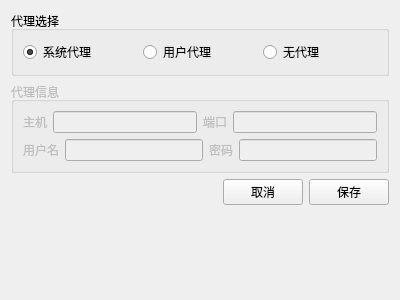
Qt form pluginmgr/widgets/tabnetproxy.ui (yjmthu/Neobox) before a commit.
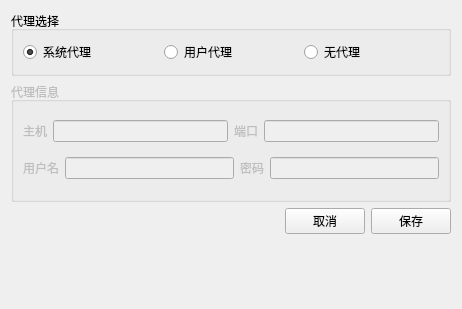
The same form after that commit.

What changed in the file:
```diff
--- a/pluginmgr/widgets/tabnetproxy.ui
+++ b/pluginmgr/widgets/tabnetproxy.ui
@@ -6,8 +6,8 @@
    <rect>
     <x>0</x>
     <y>0</y>
-    <width>400</width>
-    <height>300</height>
+    <width>462</width>
+    <height>309</height>
    </rect>
   </property>
   <property name="windowTitle">
@@ -16,6 +16,12 @@
   <layout class="QVBoxLayout" name="verticalLayout">
    <item>
     <widget class="QGroupBox" name="gBoxType">
+     <property name="minimumSize">
+      <size>
+       <width>0</width>
+       <height>65</height>
+      </size>
+     </property>
      <property name="title">
       <string>代理选择</string>
      </property>
@@ -61,6 +67,12 @@
      <property name="enabled">
       <bool>false</bool>
      </property>
+     <property name="minimumSize">
+      <size>
+       <width>0</width>
+       <height>120</height>
+      </size>
+     </property>
      <property name="title">
       <string>代理信息</string>
      </property>
```
Left out of the diff: 4 changed lines with no effect on the pictures.
